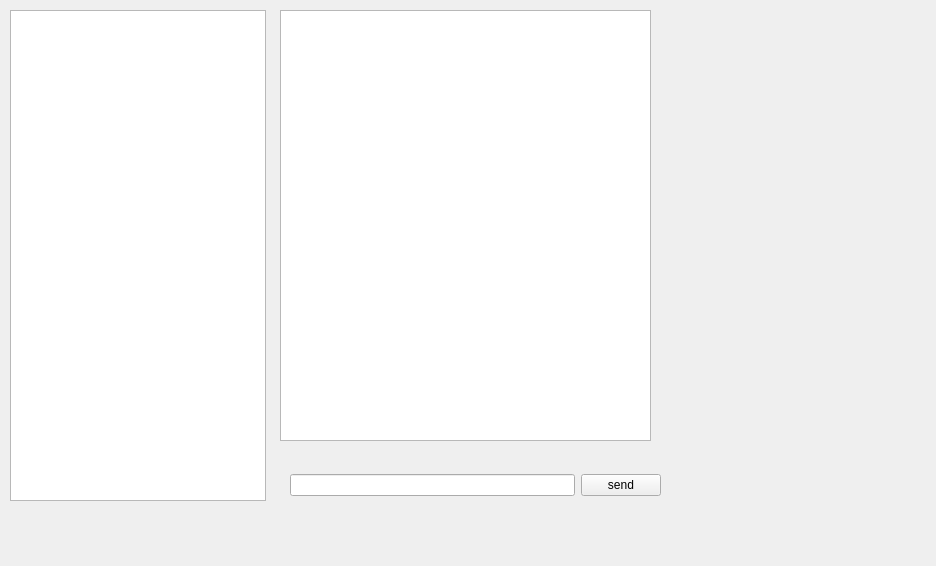
This is IM/application-uic/im_form.ui in FrancoChiappori/qt-workshop as Qt 5 draws it before an edit. The edited form follows.
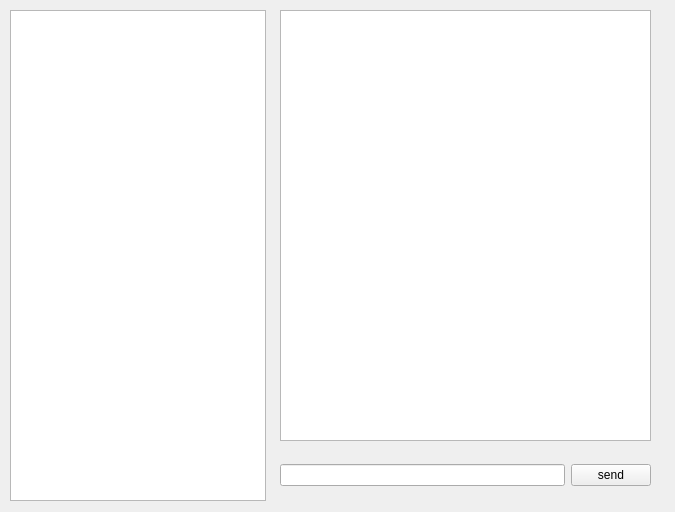
This is the edited form.

Patch:
```diff
--- a/IM/application-uic/im_form.ui
+++ b/IM/application-uic/im_form.ui
@@ -6,8 +6,8 @@
    <rect>
     <x>0</x>
     <y>0</y>
-    <width>936</width>
-    <height>566</height>
+    <width>675</width>
+    <height>512</height>
    </rect>
   </property>
   <property name="windowTitle">
@@ -19,8 +19,8 @@
   <widget class="QWidget" name="horizontalLayoutWidget">
    <property name="geometry">
     <rect>
-     <x>290</x>
-     <y>460</y>
+     <x>280</x>
+     <y>450</y>
      <width>371</width>
      <height>51</height>
     </rect>
```
